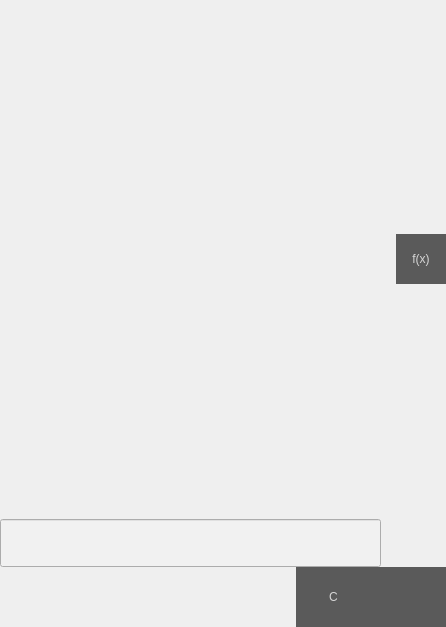
Qt form src/mainwindow.ui (Simply-Ian/twilight-calc) before a commit.
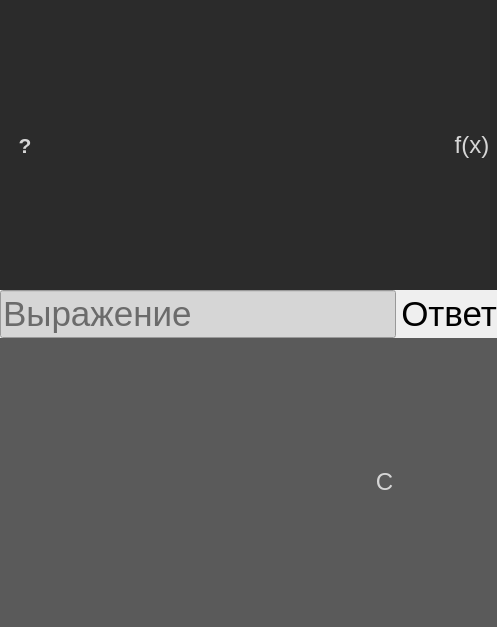
The same form after that commit. The open tabs and pages were chosen to show the change. Icons and pictures are not drawn.

What changed in the file:
```diff
--- a/src/mainwindow.ui
+++ b/src/mainwindow.ui
@@ -6,7 +6,7 @@
    <rect>
     <x>0</x>
     <y>0</y>
-    <width>446</width>
+    <width>497</width>
     <height>627</height>
    </rect>
   </property>
@@ -19,17 +19,17 @@
   <property name="font">
    <font>
     <pointsize>18</pointsize>
+    <weight>50</weight>
+    <italic>false</italic>
+    <bold>false</bold>
    </font>
   </property>
   <property name="windowTitle">
    <string>Twilight Calc</string>
   </property>
   <property name="styleSheet">
-   <string notr="true">.MainWindow {
+   <string notr="true">QPushButton {
 	font: 18pt;
-	background-color: rgb(245, 245, 245);
-}
-QPushButton {
 	color: rgb(214, 214, 214);
 	background-color: rgb(90, 90, 90);
 	border: 0px;
@@ -83,6 +83,9 @@
             <verstretch>0</verstretch>
            </sizepolicy>
           </property>
+          <property name="styleSheet">
+           <string notr="true">background-color: rgb(43, 43, 43);</string>
+          </property>
           <layout class="QHBoxLayout" name="horizontalLayout_4">
            <property name="spacing">
             <number>0</number>
@@ -102,6 +105,39 @@
            <property name="bottomMargin">
             <number>0</number>
            </property>
+           <item>
+            <widget class="QPushButton" name="pushButton">
+             <property name="sizePolicy">
+              <sizepolicy hsizetype="Fixed" vsizetype="Fixed">
+               <horstretch>0</horstretch>
+               <verstretch>0</verstretch>
+              </sizepolicy>
+             </property>
+             <property name="minimumSize">
+              <size>
+               <width>50</width>
+               <height>50</height>
+              </size>
+             </property>
+             <property name="styleSheet">
+              <string notr="true">QPushButton:hover {
+	background-color: rgb(194, 194, 194);
+	color: rgb(52, 52, 52);
+}
+
+QPushButton:hover:pressed {
+	
+	background-color: rgb(220, 220, 220);
+}
+QPushButton {
+	font: bold 16pt;
+}</string>
+             </property>
+             <property name="text">
+              <string>?</string>
+             </property>
+            </widget>
+           </item>
            <item>
             <spacer name="horizontalSpacer_3">
              <property name="orientation">
@@ -124,9 +160,18 @@
               </size>
              </property>
              <property name="styleSheet">
-              <string notr="true">QPushButton:checked {
+              <string notr="true">QPushButton {
+	font: oblique 18pt &quot;Georgia&quot;;
+}
+QPushButton:checked {
 	background-color: rgb(35, 140, 220);
-}</string>
+}
+
+QPushButton:hover {
+	background-color: rgb(194, 194, 194);
+	color: rgb(52, 52, 52);
+}
+</string>
              </property>
              <property name="text">
               <string>f(x)</string>
@@ -155,10 +200,10 @@
              </font>
             </property>
             <property name="styleSheet">
-             <string notr="true">background-color: rgb(241, 241, 241);</string>
+             <string notr="true">background-color: rgb(214, 214, 214);</string>
             </property>
             <property name="placeholderText">
-             <string/>
+             <string>Выражение</string>
             </property>
            </widget>
           </item>
@@ -198,7 +243,7 @@
              </font>
             </property>
             <property name="text">
-             <string/>
+             <string>Ответ</string>
             </property>
             <property name="textFormat">
              <enum>Qt::PlainText</enum>
@@ -214,10 +259,26 @@
          </layout>
         </item>
         <item>
+         <widget class="QWidget" name="additionalButtonsWidget" native="true">
+          <property name="styleSheet">
+           <string notr="true">background-color: rgb(90,90,90)</string>
+          </property>
          <layout class="QHBoxLayout" name="additionalButtonsLayout" stretch="1,0,0">
           <property name="spacing">
            <number>0</number>
           </property>
+           <property name="leftMargin">
+            <number>0</number>
+           </property>
+           <property name="topMargin">
+            <number>0</number>
+           </property>
+           <property name="rightMargin">
+            <number>0</number>
+           </property>
+           <property name="bottomMargin">
+            <number>0</number>
+           </property>
           <item>
            <spacer name="horizontalSpacer">
             <property name="orientation">
@@ -254,6 +315,17 @@
               <height>60</height>
              </size>
             </property>
+             <property name="styleSheet">
+              <string notr="true">QPushButton:hover {
+	background-color: rgb(194, 194, 194);
+	color: rgb(52, 52, 52);
+}
+
+QPushButton:hover:pressed {
+	
+	background-color: rgb(220, 220, 220);
+}</string>
+             </property>
             <property name="text">
              <string>C</string>
             </property>
@@ -285,6 +357,17 @@
               <height>60</height>
              </size>
             </property>
+             <property name="styleSheet">
+              <string notr="true">QPushButton:hover {
+	background-color: rgb(194, 194, 194);
+	color: rgb(52, 52, 52);
+}
+
+QPushButton:hover:pressed {
+	
+	background-color: rgb(220, 220, 220);
+}</string>
+             </property>
             <property name="text">
              <string/>
             </property>
@@ -304,6 +387,7 @@
            </widget>
           </item>
          </layout>
+         </widget>
         </item>
         <item>
          <layout class="QGridLayout" name="keyboardLayout" rowstretch="0">
```
Left out of the diff: 9 changed lines with no effect on the pictures. Lines whose indentation alone changed are shown as unchanged.
